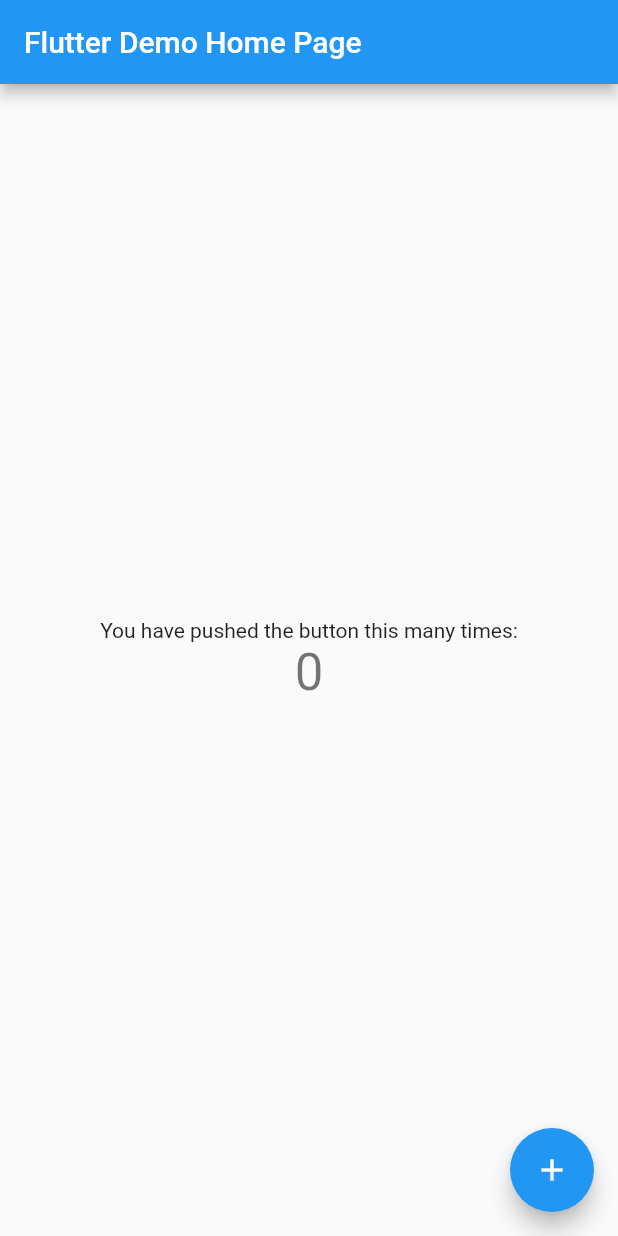
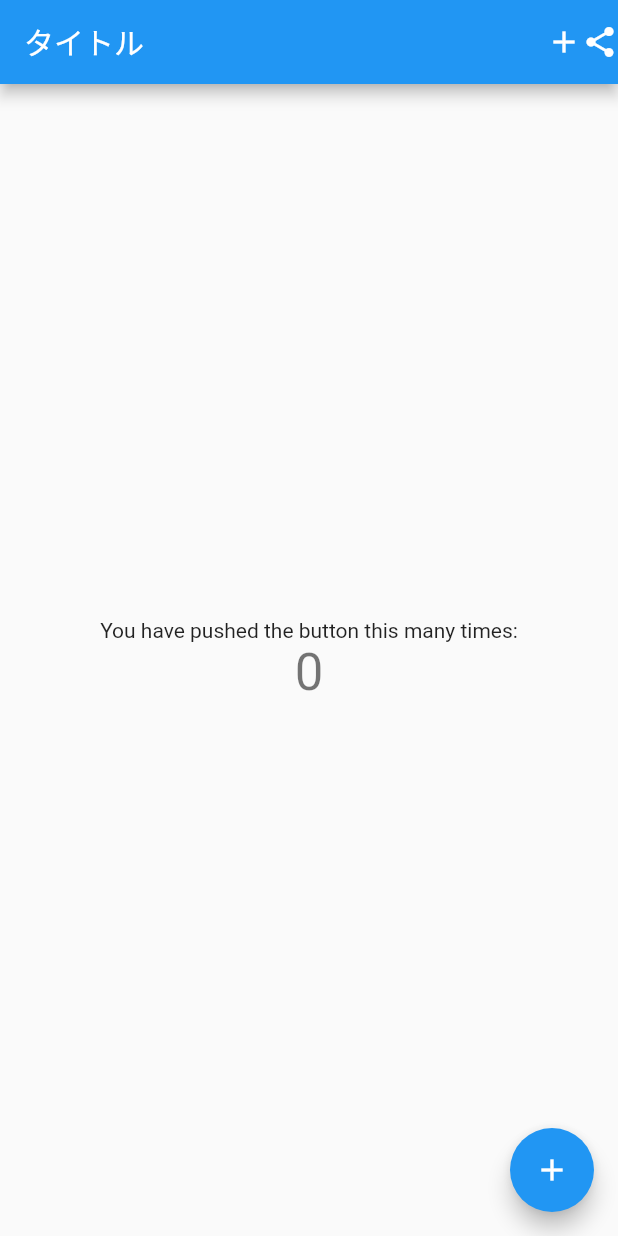
Before and after one commit to foo7print/sandbox-flutter, a Flutter app: the screen it shows after launch, on a phone screen of 412 x 824 dp. Run offline on Flutter 3.47's test engine with Material 2 defaults, Android fonts, the phone set to English and light mode, and no system bars.

Commit message:
modify AppBar

```diff
--- a/lib/main.dart
+++ b/lib/main.dart
@@ -7,21 +7,11 @@ void main() {
 class MyApp extends StatelessWidget {
   const MyApp({super.key});
 
-  // This widget is the root of your application.
   @override
   Widget build(BuildContext context) {
     return MaterialApp(
       title: 'Flutter Demo',
       theme: ThemeData(
-        // This is the theme of your application.
-        //
-        // Try running your application with "flutter run". You'll see the
-        // application has a blue toolbar. Then, without quitting the app, try
-        // changing the primarySwatch below to Colors.green and then invoke
-        // "hot reload" (press "r" in the console where you ran "flutter run",
-        // or simply save your changes to "hot reload" in a Flutter IDE).
-        // Notice that the counter didn't reset back to zero; the application
-        // is not restarted.
         primarySwatch: Colors.blue,
       ),
       home: const MyHomePage(title: 'Flutter Demo Home Page'),
@@ -31,15 +21,6 @@ class MyApp extends StatelessWidget {
 
 class MyHomePage extends StatefulWidget {
   const MyHomePage({super.key, required this.title});
-
-  // This widget is the home page of your application. It is stateful, meaning
-  // that it has a State object (defined below) that contains fields that affect
-  // how it looks.
-
-  // This class is the configuration for the state. It holds the values (in this
-  // case the title) provided by the parent (in this case the App widget) and
-  // used by the build method of the State. Fields in a Widget subclass are
-  // always marked "final".
 
   final String title;
 
@@ -52,47 +33,22 @@ class _MyHomePageState extends State<MyHomePage> {
 
   void _incrementCounter() {
     setState(() {
-      // This call to setState tells the Flutter framework that something has
-      // changed in this State, which causes it to rerun the build method below
-      // so that the display can reflect the updated values. If we changed
-      // _counter without calling setState(), then the build method would not be
-      // called again, and so nothing would appear to happen.
       _counter++;
     });
   }
 
   @override
   Widget build(BuildContext context) {
-    // This method is rerun every time setState is called, for instance as done
-    // by the _incrementCounter method above.
-    //
-    // The Flutter framework has been optimized to make rerunning build methods
-    // fast, so that you can just rebuild anything that needs updating rather
-    // than having to individually change instances of widgets.
     return Scaffold(
       appBar: AppBar(
-        // Here we take the value from the MyHomePage object that was created by
-        // the App.build method, and use it to set our appbar title.
-        title: Text(widget.title),
+        title: const Text('タイトル'),
+        actions: const <Widget>[
+          Icon(Icons.add),
+          Icon(Icons.share),
+        ],
       ),
       body: Center(
-        // Center is a layout widget. It takes a single child and positions it
-        // in the middle of the parent.
         child: Column(
-          // Column is also a layout widget. It takes a list of children and
-          // arranges them vertically. By default, it sizes itself to fit its
-          // children horizontally, and tries to be as tall as its parent.
-          //
-          // Invoke "debug painting" (press "p" in the console, choose the
-          // "Toggle Debug Paint" action from the Flutter Inspector in Android
-          // Studio, or the "Toggle Debug Paint" command in Visual Studio Code)
-          // to see the wireframe for each widget.
-          //
-          // Column has various properties to control how it sizes itself and
-          // how it positions its children. Here we use mainAxisAlignment to
-          // center the children vertically; the main axis here is the vertical
-          // axis because Columns are vertical (the cross axis would be
-          // horizontal).
           mainAxisAlignment: MainAxisAlignment.center,
           children: <Widget>[
             const Text(
@@ -109,7 +65,7 @@ class _MyHomePageState extends State<MyHomePage> {
         onPressed: _incrementCounter,
         tooltip: 'Increment',
         child: const Icon(Icons.add),
-      ), // This trailing comma makes auto-formatting nicer for build methods.
+      ),
     );
   }
 }
```
